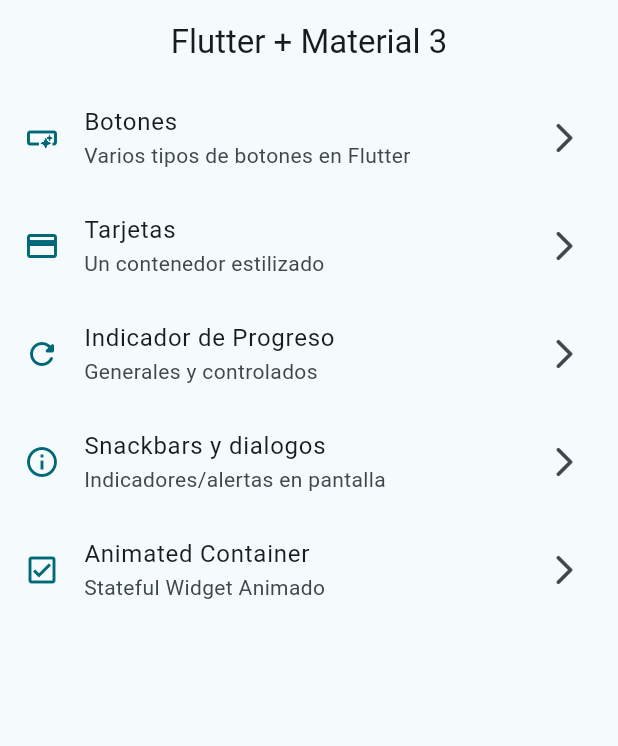
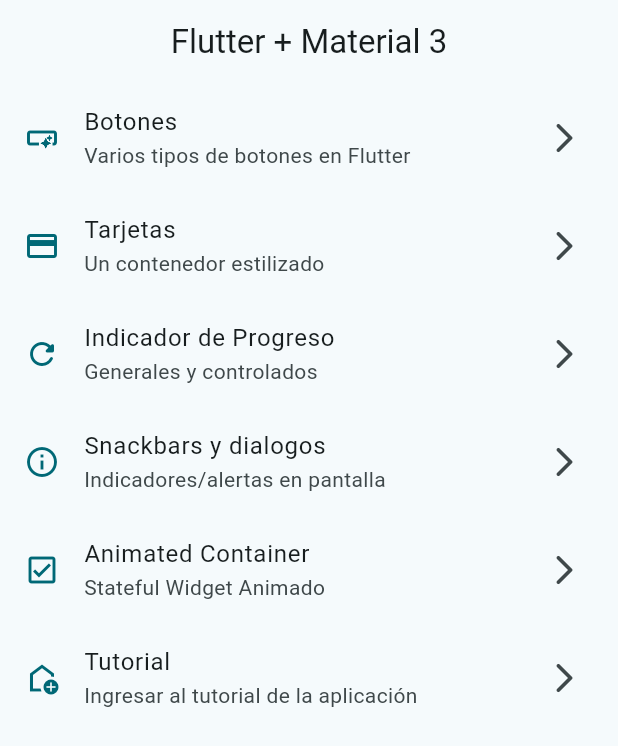
Before and after one commit to sebasmrl/widgets_app, a Flutter app: the screen it shows after launch, on a phone screen of 412 x 824 dp. Shown: the top 746 px of the screen. Run offline on Flutter 3.47's test engine with Material 3 defaults, Android fonts, the phone set to English and light mode, and no system bars; our stand-ins replace go_router.

```diff
--- a/lib/config/menu/menu_items.dart
+++ b/lib/config/menu/menu_items.dart
@@ -45,5 +45,11 @@ class MenuItem{
       link: '/animated',
       icon: Icons.check_box_outlined
     ),
+    MenuItem(
+      title: 'Tutorial',
+      subtitle: 'Ingresar al tutorial de la aplicación',
+      link: '/tutorial',
+      icon: Icons.add_home_outlined
+    ),
 
   ];
--- a/lib/config/router/app_router.dart
+++ b/lib/config/router/app_router.dart
@@ -35,5 +35,10 @@ final appRouter = GoRouter(
       path: '/animated',
       builder: (context, state) => const AnimatedScreen(),
     ),
+    GoRoute(
+      name: AppTutorialScreen.name,
+      path: '/tutorial',
+      builder: (context, state) => const AppTutorialScreen(),
+    ),
   ],
 );
--- a/lib/presentation/screens/ui_controls/iu_controls_screen.dart
+++ b/lib/presentation/screens/ui_controls/iu_controls_screen.dart
@@ -126,6 +126,7 @@ class _UiControlsViewState extends State<_UiControlsView> {
         ),
         CheckboxListTile(
           title: const Text('¿Quiere incluir Almuerzo?'),
+
           value: quiereAlmuerzo,
           onChanged: (value) => setState(() {
             quiereAlmuerzo = !quiereAlmuerzo;
--- a/pubspec.yaml
+++ b/pubspec.yaml
@@ -18,3 +18,6 @@ dev_dependencies:
 
 flutter:
   uses-material-design: true
+
+assets:
+ - assets/images/
```
Also changed, not shown: assets/images/1.png (added), assets/images/2.png (added), assets/images/3.png (added), assets/images/jar-loading.gif (added).
